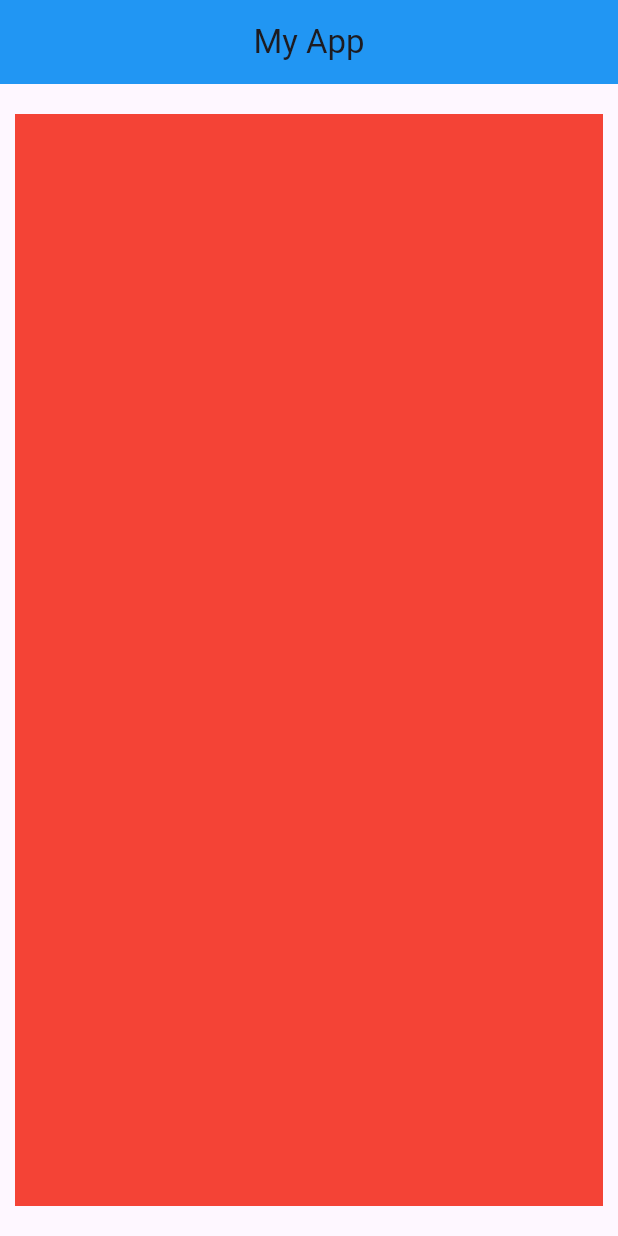
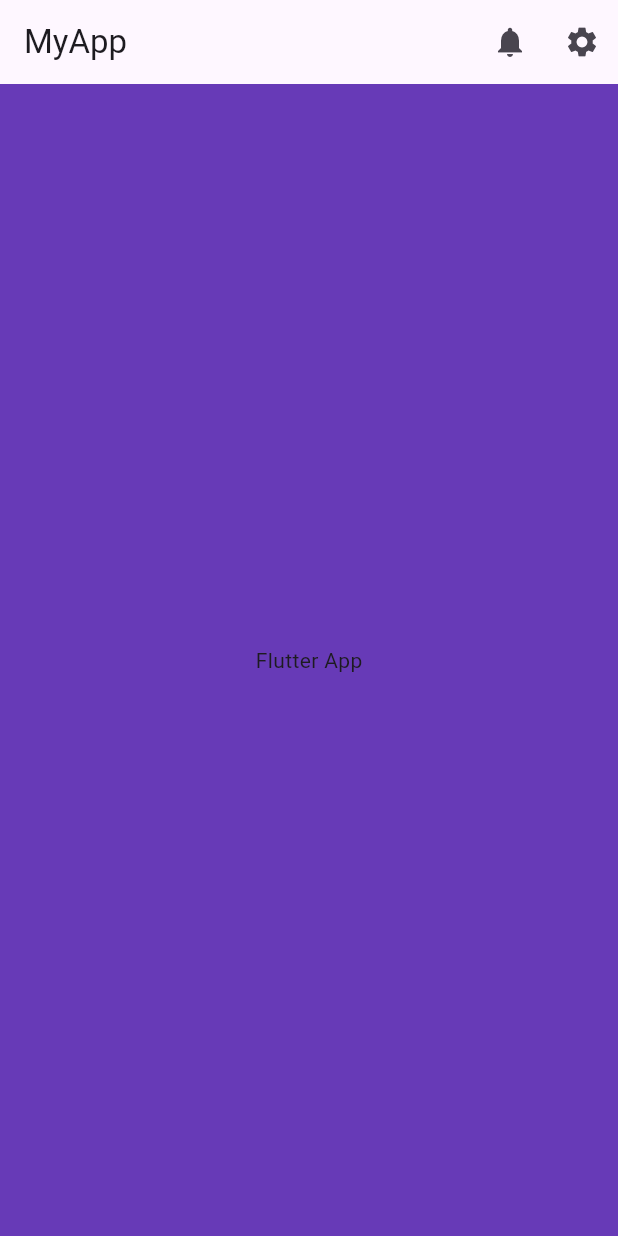
Before and after one commit to Foam-01/StockFlowMobile, a Flutter app: the screen it shows after launch, on a phone screen of 412 x 824 dp. Run offline on Flutter 3.47's test engine with Material 3 defaults, Android fonts, the phone set to English and light mode, and no system bars.

Commit message:
feat: initialize Flutter application with main entry point and MainApp widget

```diff
--- a/lib/main.dart
+++ b/lib/main.dart
@@ -1,29 +1,7 @@
 import 'package:flutter/material.dart';
 
+import 'main_app.dart';
+
 void main() {
-  runApp(
-    MaterialApp(
-      title: "My Title",
-      home: Scaffold(
-        appBar: AppBar(
-          title: const Text("My App"),
-          backgroundColor: Colors.blue,
-          centerTitle: true,
-        ),
-        body: const MyWidget(),
-      ),
-    ),
-  );
+  runApp(const MainApp());
 }
-
-class MyWidget extends StatelessWidget {
-  const MyWidget({super.key});
-
-  @override
-  Widget build(BuildContext context) {
-    return Container(
-      color: Colors.red,
-      margin: const EdgeInsets.fromLTRB(10, 20, 10, 20),
-    );
-  }
-}
--- /dev/null
+++ b/lib/main_app.dart
@@ -0,0 +1,36 @@
+import 'package:flutter/material.dart';
+
+class MainApp extends StatelessWidget {
+  const MainApp({super.key});
+
+  @override
+  Widget build(BuildContext context) {
+    return MaterialApp(
+      debugShowCheckedModeBanner: false,
+      theme: ThemeData(
+        primarySwatch: Colors.green,
+        scaffoldBackgroundColor: Colors.deepPurple,
+      ),
+      home: Scaffold(
+        appBar: AppBar(
+          title: const Text('MyApp'),
+          actions: <Widget>[
+            IconButton(
+              icon: const Icon(Icons.notifications),
+              onPressed: () {
+                print('Notifcation icon pressed');
+              },
+            ),
+            IconButton(
+              icon: const Icon(Icons.settings),
+              onPressed: () {
+                print('Settings icon pressed');
+              },
+            ),
+          ],
+        ),
+        body: const Center(child: Text('Flutter App')),
+      ),
+    );
+  }
+}
```
